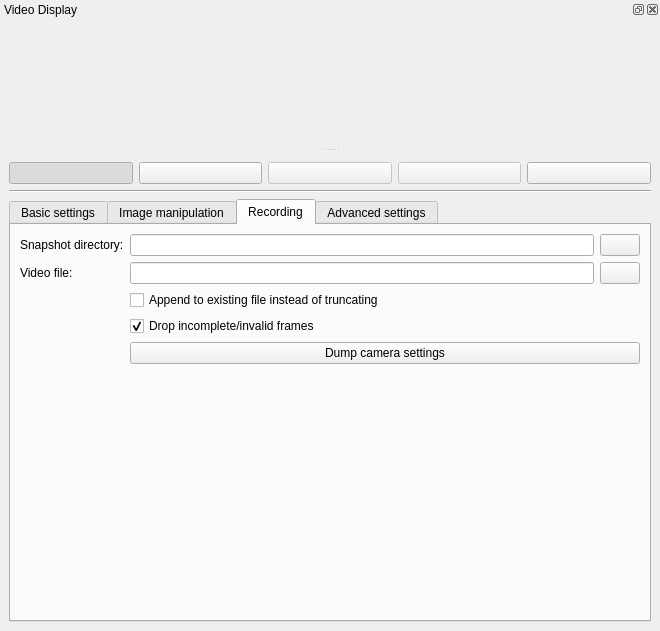
Old version of the form src/mainwindow.ui in the repository AD-Vega/qarv.
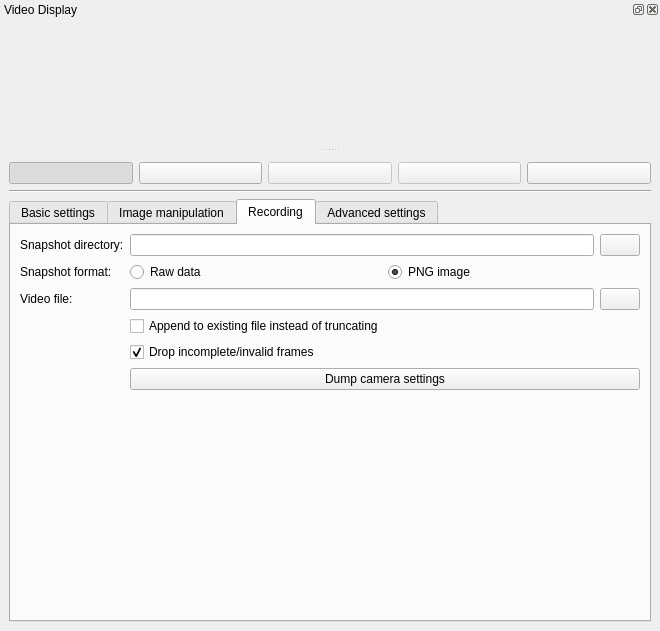
New version of the form. The open tabs and pages were chosen to show the change. Icons and pictures are not drawn. Custom widgets are drawn as their Qt base class.

Commit message: Add raw snapshotting.

What changed in the file:
```diff
--- a/src/mainwindow.ui
+++ b/src/mainwindow.ui
@@ -6,7 +6,7 @@
    <rect>
     <x>0</x>
     <y>0</y>
-    <width>595</width>
+    <width>624</width>
     <height>624</height>
    </rect>
   </property>
@@ -555,14 +555,14 @@
         <string>Recording</string>
        </attribute>
        <layout class="QFormLayout" name="formLayout_4">
-        <item row="6" column="1">
+        <item row="7" column="1">
          <widget class="QPushButton" name="dumpSettingsButton">
           <property name="text">
            <string>Dump camera settings</string>
           </property>
          </widget>
         </item>
-        <item row="5" column="1">
+        <item row="6" column="1">
          <widget class="QCheckBox" name="dropInvalidFrames">
           <property name="text">
            <string>Drop incomplete/invalid frames</string>
@@ -601,14 +601,14 @@
           </property>
          </widget>
         </item>
-        <item row="4" column="1">
+        <item row="5" column="1">
          <widget class="QCheckBox" name="recordApendCheck">
           <property name="text">
            <string>Append to existing file instead of truncating</string>
           </property>
          </widget>
         </item>
-        <item row="3" column="1">
+        <item row="4" column="1">
          <layout class="QHBoxLayout" name="horizontalLayout_5">
           <item>
            <widget class="QLineEdit" name="filenameEdit">
@@ -630,13 +630,47 @@
           </item>
          </layout>
         </item>
-        <item row="3" column="0">
+        <item row="4" column="0">
          <widget class="QLabel" name="label_12">
           <property name="text">
            <string>Video file:</string>
           </property>
          </widget>
         </item>
+        <item row="3" column="0">
+         <widget class="QLabel" name="label_16">
+          <property name="text">
+           <string>Snapshot format:</string>
+          </property>
+         </widget>
+        </item>
+        <item row="3" column="1">
+         <layout class="QHBoxLayout" name="horizontalLayout_11">
+          <item>
+           <widget class="QRadioButton" name="snapshotRaw">
+            <property name="text">
+             <string>Raw data</string>
+            </property>
+            <attribute name="buttonGroup">
+             <string notr="true">buttonGroup</string>
+            </attribute>
+           </widget>
+          </item>
+          <item>
+           <widget class="QRadioButton" name="snapshotPNG">
+            <property name="text">
+             <string>PNG image</string>
+            </property>
+            <property name="checked">
+             <bool>true</bool>
+            </property>
+            <attribute name="buttonGroup">
+             <string notr="true">buttonGroup</string>
+            </attribute>
+           </widget>
+          </item>
+         </layout>
+        </item>
        </layout>
       </widget>
       <widget class="QWidget" name="advancedTab">
```
Left out of the diff: 3 changed lines with no effect on the pictures. The commit also changes 2 other files.
